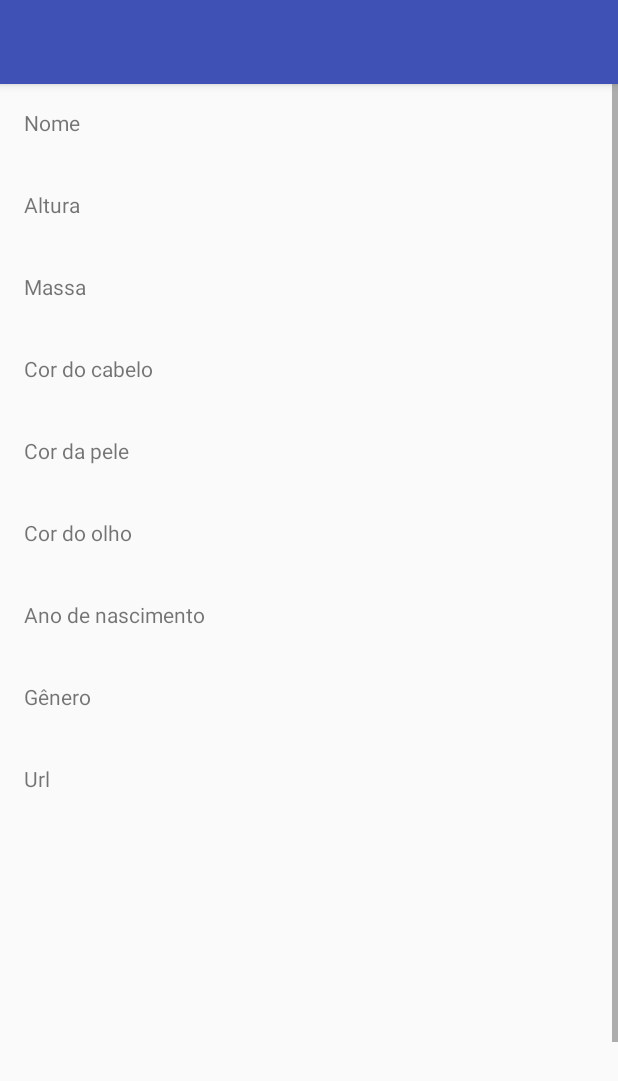
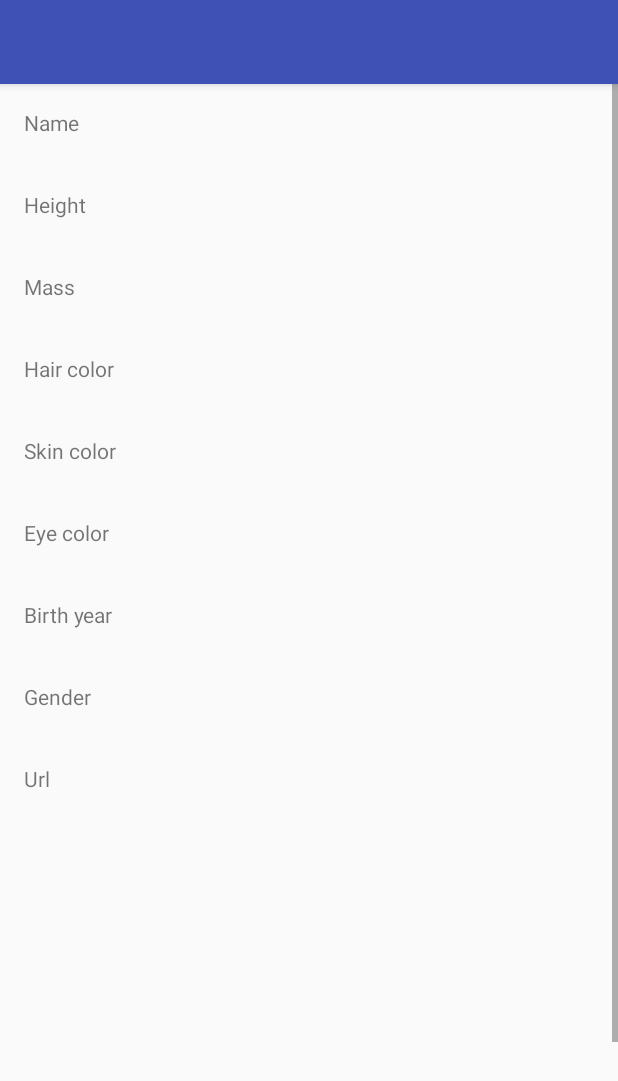
Before and after one commit to uziassantosferreira/Starwars-clean, an Android app: the PersonDetailsActivity screen opened directly, with no data from a screen before it, on a phone screen of 412 x 824 dp. Shown: the top 1081 px of the screen. Run offline under Robolectric (Android 15) with nearby library versions, the phone set to English and light mode, and no system bars; our stand-ins replace ButterKnife, Dagger/Hilt's generated code, RxJava; libraries missing offline, so code that uses them is left out: com.ryanharter.auto, io.requery, io.requery.reactivex; 7 statements that could not run were skipped.

Commit message:
support multiple language

```diff
--- a/app/src/main/res/values/strings.xml
+++ b/app/src/main/res/values/strings.xml
@@ -1,19 +1,19 @@
 <resources>
     <string name="app_name">Star Wars</string>
     <string name="list_item_person_picture_description">Picture about person</string>
-    <string name="add_by_qrcode">Adicionar por qrcode</string>
-    <string name="add_by_link">Adicionar por link</string>
-    <string name="hint_link">Digite o link</string>
-    <string name="scanning">Scaneando</string>
+    <string name="add_by_qrcode">Add by qrcode</string>
+    <string name="add_by_link">Add by link</string>
+    <string name="hint_link">Insert a link</string>
+    <string name="scanning">Scanning</string>
 
-    <string name="activity_person_details_name_label">Nome</string>
-    <string name="activity_person_details_height_label">Altura</string>
-    <string name="activity_person_details_mass_label">Massa</string>
-    <string name="activity_person_details_hair_color_label">Cor do cabelo</string>
-    <string name="activity_person_details_skin_color_label">Cor da pele</string>
-    <string name="activity_person_details_eye_color_label">Cor do olho</string>
-    <string name="activity_person_details_birth_year_label">Ano de nascimento</string>
-    <string name="activity_person_details_gender_label">Gênero</string>
+    <string name="activity_person_details_name_label">Name</string>
+    <string name="activity_person_details_height_label">Height</string>
+    <string name="activity_person_details_mass_label">Mass</string>
+    <string name="activity_person_details_hair_color_label">Hair color</string>
+    <string name="activity_person_details_skin_color_label">Skin color</string>
+    <string name="activity_person_details_eye_color_label">Eye color</string>
+    <string name="activity_person_details_birth_year_label">Birth year</string>
+    <string name="activity_person_details_gender_label">Gender</string>
     <string name="activity_person_details_url_label">Url</string>
-    <string name="activity_person_details_films_label">Filmes</string>
+    <string name="activity_person_details_films_label">Films</string>
 </resources>
```
Also changed, not shown: 1 other file.
